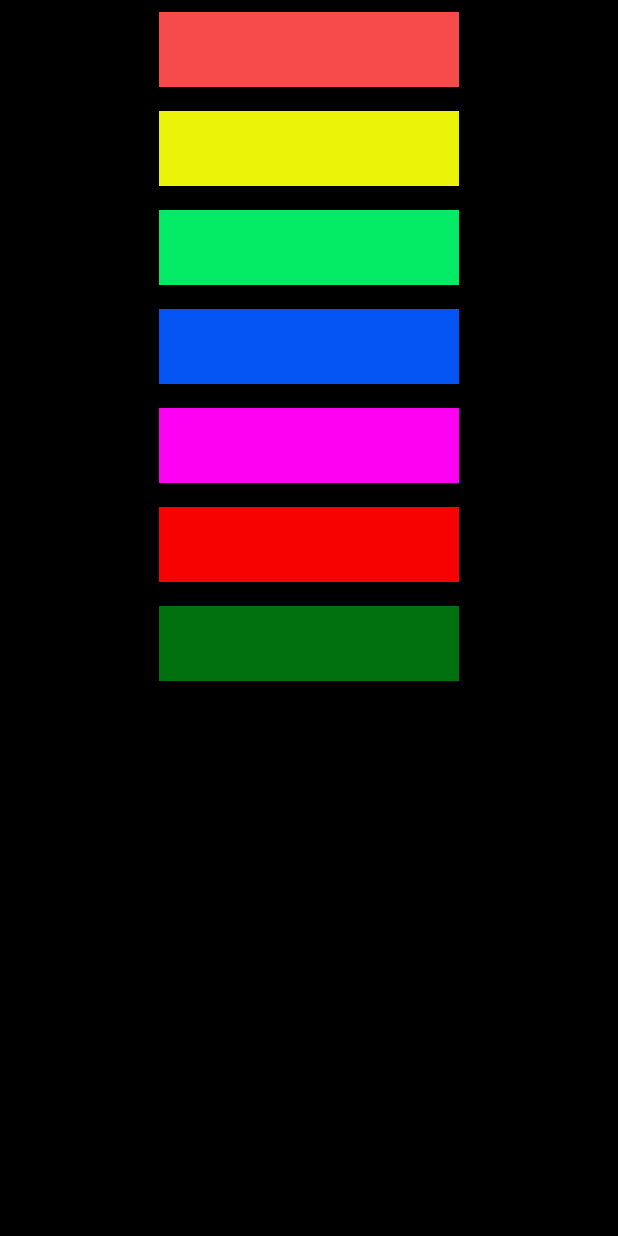
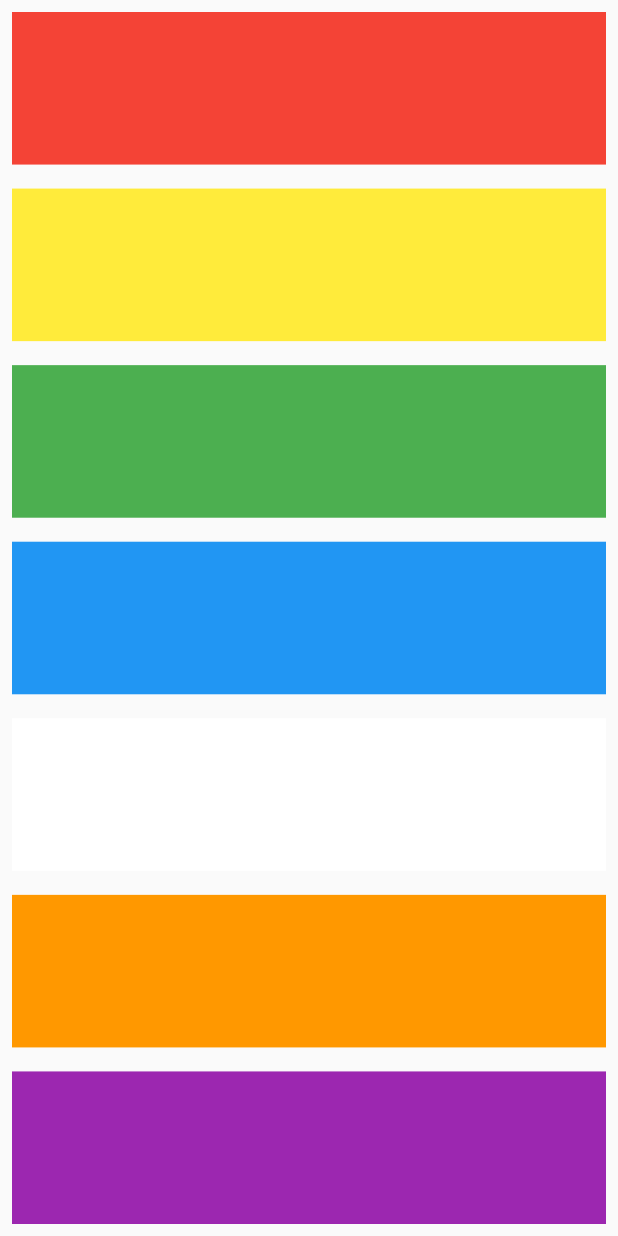
Before and after one commit to Yaronkr/xylophone-flutter, a Flutter app: the screen it shows after launch, on a phone screen of 412 x 824 dp. Run offline on Flutter 3.47's test engine with Material 2 defaults, Android fonts, the light colour scheme and no system bars; our stand-ins replace assets_audio_player.

Commit message:
sound functions

```diff
--- a/lib/main.dart
+++ b/lib/main.dart
@@ -10,85 +10,36 @@ class XylophoneApp extends StatelessWidget {
     AssetsAudioPlayer.newPlayer().open(Audio("assets/note$soundNumber.wav"));
   }
 
+  Expanded buildKey({color, soundNumber}) {
+    return Expanded(
+      child: TextButton(
+        onPressed: () {
+          playSound(soundNumber);
+        },
+        child: Container(
+          padding: EdgeInsets.all(0.0),
+          color: color,
+        ),
+      ),
+    );
+  }
+
   @override
   Widget build(BuildContext context) {
     return MaterialApp(
       home: Scaffold(
-        backgroundColor: Colors.black,
         body: SafeArea(
           child: Center(
             child: Column(
+              crossAxisAlignment: CrossAxisAlignment.stretch,
               children: [
-                TextButton(
-                  onPressed: () {
-                    playSound(1);
-                  },
-                  child: Container(
-                    height: 50,
-                    width: 200,
-                    color: Color.fromARGB(255, 245, 75, 75),
-                  ),
-                ),
-                TextButton(
-                  onPressed: () {
-                    playSound(2);
-                  },
-                  child: Container(
-                    height: 50,
-                    width: 200,
-                    color: Color.fromARGB(255, 235, 243, 8),
-                  ),
-                ),
-                TextButton(
-                  onPressed: () {
-                    playSound(3);
-                  },
-                  child: Container(
-                    height: 50,
-                    width: 200,
-                    color: Color.fromARGB(255, 3, 235, 100),
-                  ),
-                ),
-                TextButton(
-                  onPressed: () {
-                    playSound(4);
-                  },
-                  child: Container(
-                    height: 50,
-                    width: 200,
-                    color: Color.fromARGB(255, 4, 84, 243),
-                  ),
-                ),
-                TextButton(
-                  onPressed: () {
-                    playSound(5);
-                  },
-                  child: Container(
-                    height: 50,
-                    width: 200,
-                    color: Color.fromARGB(255, 255, 1, 242),
-                  ),
-                ),
-                TextButton(
-                  onPressed: () {
-                    playSound(6);
-                  },
-                  child: Container(
-                    height: 50,
-                    width: 200,
-                    color: Color.fromARGB(255, 248, 1, 1),
-                  ),
-                ),
-                TextButton(
-                  onPressed: () {
-                    playSound(7);
-                  },
-                  child: Container(
-                    height: 50,
-                    width: 200,
-                    color: Color.fromARGB(255, 1, 113, 16),
-                  ),
-                ),
+                buildKey(color: Colors.red, soundNumber: 1),
+                buildKey(color: Colors.yellow, soundNumber: 2),
+                buildKey(color: Colors.green, soundNumber: 3),
+                buildKey(color: Colors.blue, soundNumber: 4),
+                buildKey(color: Colors.white, soundNumber: 5),
+                buildKey(color: Colors.orange, soundNumber: 6),
+                buildKey(color: Colors.purple, soundNumber: 7),
               ],
             ),
           ),
```
